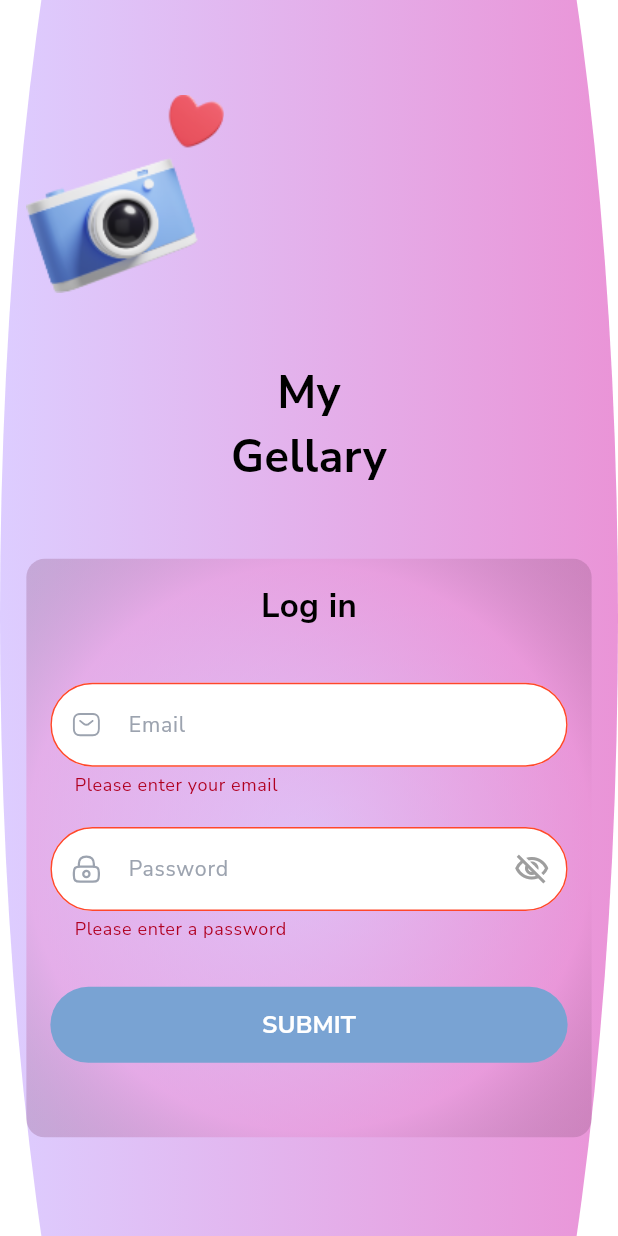
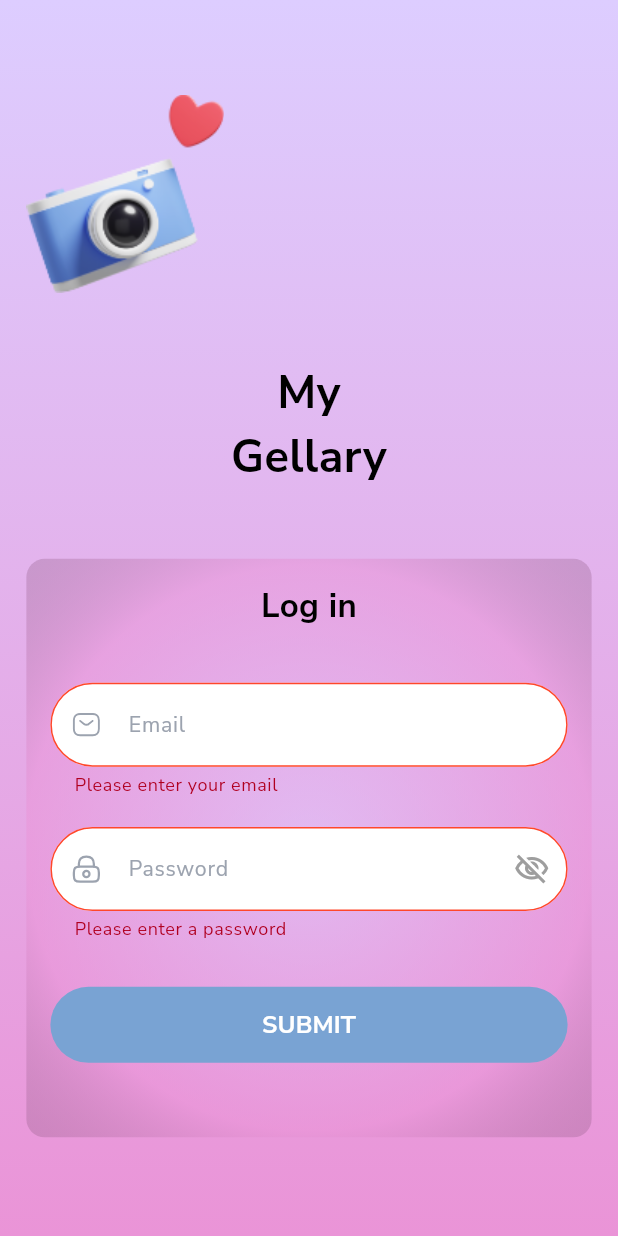
Before and after one commit to muhamedseoudii/gellary, a Flutter app: the screen it shows after launch, after a tap on "SUBMIT", on a phone screen of 412 x 824 dp. Run offline on Flutter 3.47's test engine with Material 3 defaults, Android fonts, the phone set to English and light mode, and no system bars; our stand-ins replace animate_do, dio, flutter_screenutil, flutter_svg, get, google_fonts and 2 more.

Commit message:
1st task

```diff
--- a/lib/component/elliptical_gradient_painter.dart
+++ b/lib/component/elliptical_gradient_painter.dart
@@ -6,8 +6,8 @@ class EllipticalGradientPainter extends CustomPainter {
     // Define the gradient
     final gradient = LinearGradient(
       colors: [Color(0xffDDCDFF), Color(0xffEA94D7)],
-      begin: Alignment.centerLeft,
-      end: Alignment.centerRight,
+      begin: Alignment.topCenter,
+      end: Alignment.bottomCenter,
     );
 
     // Create a rect that fills the canvas
@@ -16,15 +16,8 @@ class EllipticalGradientPainter extends CustomPainter {
     // Create the paint with the gradient
     final paint = Paint()..shader = gradient.createShader(rect);
 
-    // Draw the ellipse with the gradient
-    final path = Path()
-      ..addOval(Rect.fromLTRB(
-        rect.left,
-        rect.top - (rect.height / 2),
-        rect.right,
-        rect.bottom + (rect.height / 2),
-      ));
-    canvas.drawPath(path, paint);
+    // Draw the rectangle with the gradient
+    canvas.drawRect(rect, paint);
   }
 
   @override
```
